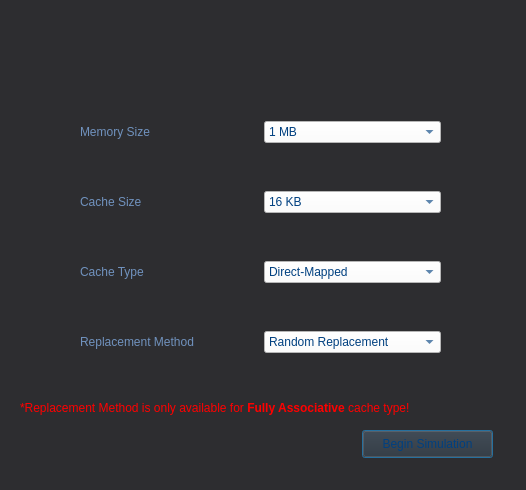
This is CacheSimulator/settings.ui in RoboticHuman/TheBigCacheOfByteWonderLand as Qt 5 draws it before an edit. The edited form follows.
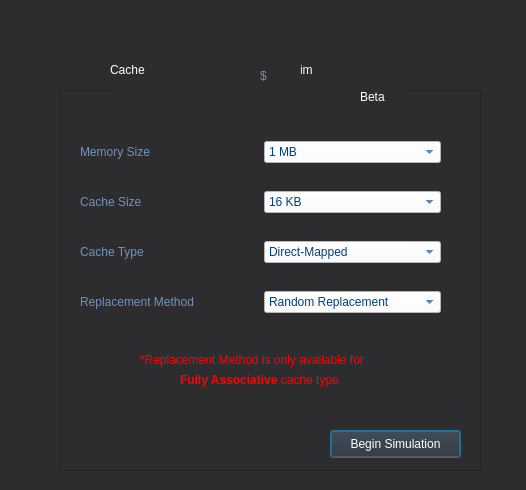
This is the edited form.

The edit to the form file:
```diff
--- a/CacheSimulator/settings.ui
+++ b/CacheSimulator/settings.ui
@@ -17,226 +17,345 @@
    <string notr="true">background-color: rgb(45, 45, 48);
 font: 8pt &quot;Verdana&quot;;</string>
   </property>
-  <widget class="QPushButton" name="pushButton">
+  <widget class="QLabel" name="label_6">
    <property name="geometry">
     <rect>
-     <x>362</x>
-     <y>430</y>
-     <width>131</width>
-     <height>28</height>
+     <x>110</x>
+     <y>40</y>
+     <width>151</width>
+     <height>59</height>
     </rect>
    </property>
    <property name="styleSheet">
-    <string notr="true">color: #004080;</string>
+    <string notr="true">font: 36pt &quot;Verdana&quot;;
+color: rgb(255, 255, 255);</string>
    </property>
    <property name="text">
-    <string>Begin Simulation</string>
+    <string>Cache</string>
    </property>
   </widget>
-  <widget class="QLabel" name="label_5">
+  <widget class="QLabel" name="label_7">
    <property name="geometry">
     <rect>
-     <x>20</x>
-     <y>400</y>
-     <width>501</width>
-     <height>16</height>
+     <x>300</x>
+     <y>40</y>
+     <width>61</width>
+     <height>59</height>
     </rect>
    </property>
    <property name="styleSheet">
-    <string notr="true">color: rgb(255, 0, 0);</string>
+    <string notr="true">font: 36pt &quot;Verdana&quot;;
+color: rgb(255, 255, 255);</string>
    </property>
    <property name="text">
-    <string>&lt;html&gt;&lt;head/&gt;&lt;body&gt;&lt;p&gt;*Replacement Method is only available for &lt;span style=&quot; font-weight:600;&quot;&gt;Fully Associative &lt;/span&gt;cache type!&lt;/p&gt;&lt;/body&gt;&lt;/html&gt;</string>
+    <string>im</string>
    </property>
   </widget>
-  <widget class="QWidget" name="">
+  <widget class="QLabel" name="label_8">
    <property name="geometry">
     <rect>
-     <x>80</x>
-     <y>120</y>
-     <width>361</width>
-     <height>24</height>
+     <x>260</x>
+     <y>40</y>
+     <width>41</width>
+     <height>71</height>
     </rect>
    </property>
-   <layout class="QHBoxLayout" name="horizontalLayout">
-    <item>
-     <widget class="QLabel" name="label">
-      <property name="styleSheet">
-       <string notr="true">color: rgb(112, 146, 190);</string>
-      </property>
-      <property name="text">
-       <string>&lt;html&gt;&lt;head/&gt;&lt;body&gt;&lt;p&gt;&lt;span style=&quot; font-size:9pt;&quot;&gt;Memory Size&lt;/span&gt;&lt;/p&gt;&lt;/body&gt;&lt;/html&gt;</string>
-      </property>
-     </widget>
-    </item>
-    <item>
-     <widget class="QComboBox" name="comboBox">
-      <property name="styleSheet">
-       <string notr="true">background-color: rgb(255, 255, 255);
-selection-color: rgb(0, 0, 0);
-selection-background-color: rgb(255, 255, 255);
-color: #004080;</string>
-      </property>
-      <item>
-       <property name="text">
-        <string>1 MB</string>
-       </property>
-      </item>
-      <item>
-       <property name="text">
-        <string>2 MB</string>
-       </property>
-      </item>
-      <item>
-       <property name="text">
-        <string>3 MB</string>
-       </property>
-      </item>
-      <item>
-       <property name="text">
-        <string>4 MB</string>
-       </property>
-      </item>
-     </widget>
-    </item>
-   </layout>
+   <property name="styleSheet">
+    <string notr="true">font: 60pt &quot;Traditional Arabic&quot;;
+color: rgb(170, 255, 255);
+color: rgb(112, 146, 190);</string>
+   </property>
+   <property name="text">
+    <string>$</string>
+   </property>
   </widget>
-  <widget class="QWidget" name="">
+  <widget class="QLabel" name="label_9">
    <property name="geometry">
     <rect>
-     <x>80</x>
-     <y>190</y>
-     <width>361</width>
-     <height>24</height>
+     <x>360</x>
+     <y>90</y>
+     <width>46</width>
+     <height>13</height>
     </rect>
    </property>
-   <layout class="QHBoxLayout" name="horizontalLayout_2">
-    <item>
-     <widget class="QLabel" name="label_2">
-      <property name="styleSheet">
-       <string notr="true">color: rgb(112, 146, 190);</string>
-      </property>
-      <property name="text">
-       <string>&lt;html&gt;&lt;head/&gt;&lt;body&gt;&lt;p&gt;Cache Size&lt;/p&gt;&lt;/body&gt;&lt;/html&gt;</string>
-      </property>
-     </widget>
-    </item>
-    <item>
-     <widget class="QComboBox" name="comboBox_2">
-      <property name="styleSheet">
-       <string notr="true">background-color: rgb(255, 255, 255);
+   <property name="styleSheet">
+    <string notr="true">color: rgb(255, 255, 255);
+font: 8pt &quot;Verdana&quot;;</string>
+   </property>
+   <property name="text">
+    <string>Beta</string>
+   </property>
+  </widget>
+  <widget class="QFrame" name="frame">
+   <property name="geometry">
+    <rect>
+     <x>60</x>
+     <y>90</y>
+     <width>421</width>
+     <height>381</height>
+    </rect>
+   </property>
+   <property name="frameShape">
+    <enum>QFrame::StyledPanel</enum>
+   </property>
+   <property name="frameShadow">
+    <enum>QFrame::Plain</enum>
+   </property>
+   <widget class="QLabel" name="label_5">
+    <property name="geometry">
+     <rect>
+      <x>80</x>
+      <y>260</y>
+      <width>251</width>
+      <height>20</height>
+     </rect>
+    </property>
+    <property name="styleSheet">
+     <string notr="true">color: rgb(255, 0, 0);</string>
+    </property>
+    <property name="text">
+     <string>&lt;html&gt;&lt;head/&gt;&lt;body&gt;&lt;p&gt;*Replacement Method is only available for&lt;/p&gt;&lt;/body&gt;&lt;/html&gt;</string>
+    </property>
+   </widget>
+   <widget class="QLabel" name="label_10">
+    <property name="geometry">
+     <rect>
+      <x>120</x>
+      <y>280</y>
+      <width>181</width>
+      <height>20</height>
+     </rect>
+    </property>
+    <property name="styleSheet">
+     <string notr="true">color: rgb(255, 0, 0);</string>
+    </property>
+    <property name="text">
+     <string>&lt;html&gt;&lt;head/&gt;&lt;body&gt;&lt;p&gt;&lt;span style=&quot; font-weight:600;&quot;&gt;Fully Associative&lt;/span&gt; cache type&lt;/p&gt;&lt;/body&gt;&lt;/html&gt;</string>
+    </property>
+   </widget>
+   <widget class="QPushButton" name="pushButton">
+    <property name="geometry">
+     <rect>
+      <x>270</x>
+      <y>340</y>
+      <width>131</width>
+      <height>28</height>
+     </rect>
+    </property>
+    <property name="styleSheet">
+     <string notr="true">color: #004080;
+color: rgb(255, 255, 255);</string>
+    </property>
+    <property name="text">
+     <string>Begin Simulation</string>
+    </property>
+   </widget>
+   <widget class="QWidget" name="layoutWidget">
+    <property name="geometry">
+     <rect>
+      <x>20</x>
+      <y>200</y>
+      <width>361</width>
+      <height>24</height>
+     </rect>
+    </property>
+    <layout class="QHBoxLayout" name="horizontalLayout_4">
+     <item>
+      <widget class="QLabel" name="label_4">
+       <property name="styleSheet">
+        <string notr="true">color: rgb(112, 146, 190);</string>
+       </property>
+       <property name="text">
+        <string>&lt;html&gt;&lt;head/&gt;&lt;body&gt;&lt;p&gt;Replacement Method&lt;/p&gt;&lt;/body&gt;&lt;/html&gt;</string>
+       </property>
+      </widget>
+     </item>
+     <item>
+      <widget class="QComboBox" name="comboBox_4">
+       <property name="styleSheet">
+        <string notr="true">background-color: rgb(255, 255, 255);
 selection-color: rgb(0, 0, 0);
 selection-background-color: rgb(255, 255, 255);
 color: #004080;</string>
-      </property>
-      <item>
-       <property name="text">
-        <string>16 KB</string>
        </property>
-      </item>
-      <item>
-       <property name="text">
-        <string>8 KB</string>
+       <item>
+        <property name="text">
+         <string>Random Replacement</string>
+        </property>
+       </item>
+       <item>
+        <property name="text">
+         <string>First In First Out</string>
+        </property>
+       </item>
+       <item>
+        <property name="text">
+         <string>Least Frequently Used</string>
+        </property>
+       </item>
+      </widget>
+     </item>
+    </layout>
+   </widget>
+   <widget class="QWidget" name="layoutWidget">
+    <property name="geometry">
+     <rect>
+      <x>20</x>
+      <y>150</y>
+      <width>361</width>
+      <height>24</height>
+     </rect>
+    </property>
+    <layout class="QHBoxLayout" name="horizontalLayout_3">
+     <item>
+      <widget class="QLabel" name="label_3">
+       <property name="styleSheet">
+        <string notr="true">color: rgb(112, 146, 190);</string>
        </property>
-      </item>
-      <item>
        <property name="text">
-        <string>32 KB</string>
+        <string>&lt;html&gt;&lt;head/&gt;&lt;body&gt;&lt;p&gt;Cache Type&lt;/p&gt;&lt;/body&gt;&lt;/html&gt;</string>
        </property>
-      </item>
-     </widget>
-    </item>
-   </layout>
-  </widget>
-  <widget class="QWidget" name="">
-   <property name="geometry">
-    <rect>
-     <x>80</x>
-     <y>260</y>
-     <width>361</width>
-     <height>24</height>
-    </rect>
-   </property>
-   <layout class="QHBoxLayout" name="horizontalLayout_3">
-    <item>
-     <widget class="QLabel" name="label_3">
-      <property name="styleSheet">
-       <string notr="true">color: rgb(112, 146, 190);</string>
-      </property>
-      <property name="text">
-       <string>&lt;html&gt;&lt;head/&gt;&lt;body&gt;&lt;p&gt;Cache Type&lt;/p&gt;&lt;/body&gt;&lt;/html&gt;</string>
-      </property>
-     </widget>
-    </item>
-    <item>
-     <widget class="QComboBox" name="comboBox_3">
-      <property name="styleSheet">
-       <string notr="true">background-color: rgb(255, 255, 255);
+      </widget>
+     </item>
+     <item>
+      <widget class="QComboBox" name="comboBox_3">
+       <property name="styleSheet">
+        <string notr="true">background-color: rgb(255, 255, 255);
 selection-color: rgb(0, 0, 0);
 selection-background-color: rgb(255, 255, 255);
 color: #004080;</string>
-      </property>
-      <item>
-       <property name="text">
-        <string>Direct-Mapped</string>
        </property>
-      </item>
-      <item>
+       <item>
+        <property name="text">
+         <string>Direct-Mapped</string>
+        </property>
+       </item>
+       <item>
+        <property name="text">
+         <string>Fully Associative</string>
+        </property>
+       </item>
+      </widget>
+     </item>
+    </layout>
+   </widget>
+   <widget class="QWidget" name="layoutWidget">
+    <property name="geometry">
+     <rect>
+      <x>20</x>
+      <y>100</y>
+      <width>361</width>
+      <height>24</height>
+     </rect>
+    </property>
+    <layout class="QHBoxLayout" name="horizontalLayout_2">
+     <item>
+      <widget class="QLabel" name="label_2">
+       <property name="styleSheet">
+        <string notr="true">color: rgb(112, 146, 190);</string>
+       </property>
        <property name="text">
-        <string>Fully Associative</string>
+        <string>&lt;html&gt;&lt;head/&gt;&lt;body&gt;&lt;p&gt;Cache Size&lt;/p&gt;&lt;/body&gt;&lt;/html&gt;</string>
        </property>
-      </item>
-     </widget>
-    </item>
-   </layout>
-  </widget>
-  <widget class="QWidget" name="">
-   <property name="geometry">
-    <rect>
-     <x>80</x>
-     <y>330</y>
-     <width>361</width>
-     <height>24</height>
-    </rect>
-   </property>
-   <layout class="QHBoxLayout" name="horizontalLayout_4">
-    <item>
-     <widget class="QLabel" name="label_4">
-      <property name="styleSheet">
-       <string notr="true">color: rgb(112, 146, 190);</string>
-      </property>
-      <property name="text">
-       <string>&lt;html&gt;&lt;head/&gt;&lt;body&gt;&lt;p&gt;Replacement Method&lt;/p&gt;&lt;/body&gt;&lt;/html&gt;</string>
-      </property>
-     </widget>
-    </item>
-    <item>
-     <widget class="QComboBox" name="comboBox_4">
-      <property name="styleSheet">
-       <string notr="true">background-color: rgb(255, 255, 255);
+      </widget>
+     </item>
+     <item>
+      <widget class="QComboBox" name="comboBox_2">
+       <property name="styleSheet">
+        <string notr="true">background-color: rgb(255, 255, 255);
 selection-color: rgb(0, 0, 0);
 selection-background-color: rgb(255, 255, 255);
 color: #004080;</string>
-      </property>
-      <item>
-       <property name="text">
-        <string>Random Replacement</string>
        </property>
-      </item>
-      <item>
-       <property name="text">
-        <string>First In First Out</string>
+       <item>
+        <property name="text">
+         <string>16 KB</string>
+        </property>
+       </item>
+       <item>
+        <property name="text">
+         <string>8 KB</string>
+        </property>
+       </item>
+       <item>
+        <property name="text">
+         <string>32 KB</string>
+        </property>
+       </item>
+      </widget>
+     </item>
+    </layout>
+   </widget>
+   <widget class="QWidget" name="layoutWidget">
+    <property name="geometry">
+     <rect>
+      <x>20</x>
+      <y>50</y>
+      <width>361</width>
+      <height>24</height>
+     </rect>
+    </property>
+    <layout class="QHBoxLayout" name="horizontalLayout">
+     <item>
+      <widget class="QLabel" name="label">
+       <property name="styleSheet">
+        <string notr="true">color: rgb(112, 146, 190);</string>
        </property>
-      </item>
-      <item>
        <property name="text">
-        <string>Least Frequently Used</string>
+        <string>&lt;html&gt;&lt;head/&gt;&lt;body&gt;&lt;p&gt;&lt;span style=&quot; font-size:9pt;&quot;&gt;Memory Size&lt;/span&gt;&lt;/p&gt;&lt;/body&gt;&lt;/html&gt;</string>
        </property>
-      </item>
-     </widget>
-    </item>
-   </layout>
+      </widget>
+     </item>
+     <item>
+      <widget class="QComboBox" name="comboBox">
+       <property name="styleSheet">
+        <string notr="true">background-color: rgb(255, 255, 255);
+selection-color: rgb(0, 0, 0);
+selection-background-color: rgb(255, 255, 255);
+color: #004080;</string>
+       </property>
+       <item>
+        <property name="text">
+         <string>1 MB</string>
+        </property>
+       </item>
+       <item>
+        <property name="text">
+         <string>2 MB</string>
+        </property>
+       </item>
+       <item>
+        <property name="text">
+         <string>3 MB</string>
+        </property>
+       </item>
+       <item>
+        <property name="text">
+         <string>4 MB</string>
+        </property>
+       </item>
+      </widget>
+     </item>
+    </layout>
+   </widget>
+   <zorder>layoutWidget</zorder>
+   <zorder>layoutWidget</zorder>
+   <zorder>label_5</zorder>
+   <zorder>label_10</zorder>
+   <zorder>pushButton</zorder>
+   <zorder>layoutWidget</zorder>
+   <zorder>layoutWidget</zorder>
+   <zorder>layoutWidget</zorder>
+   <zorder>layoutWidget</zorder>
+   <zorder>layoutWidget</zorder>
   </widget>
+  <zorder>frame</zorder>
+  <zorder>label_6</zorder>
+  <zorder>label_7</zorder>
+  <zorder>label_8</zorder>
+  <zorder>label_6</zorder>
+  <zorder>label_7</zorder>
+  <zorder>label_9</zorder>
  </widget>
  <resources/>
  <connections/>
```
